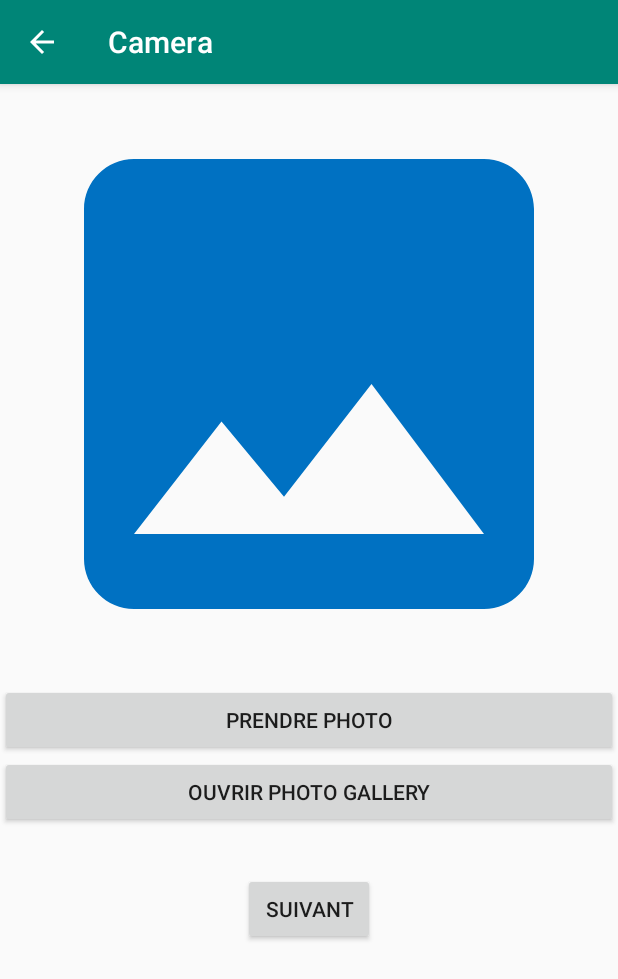
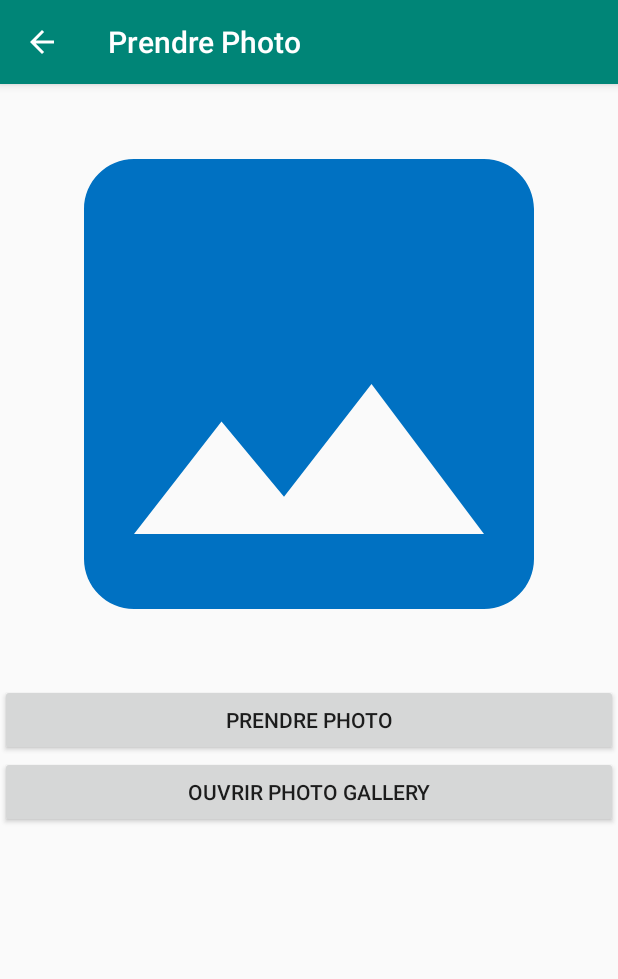
Before and after one commit to Schouketta/ProjetAndroid, an Android app: the screen it shows after launch (Camera before the commit, CameraMainActivity after it), after a tap on "Camera", on a phone screen of 412 x 824 dp. Shown: the top 979 px of the screen. Run offline under Robolectric (Android 15) with nearby library versions, the phone set to English and light mode, and no system bars.

Commit message:
feature Francais/Anglais DONE et Fonctionnel

```diff
--- /dev/null
+++ b/app/src/main/java/fr/android/moi/projetandroid/CameraMainActivity.java
@@ -0,0 +1,139 @@
+package fr.android.moi.projetandroid;
+
+import androidx.annotation.NonNull;
+import androidx.annotation.Nullable;
+import androidx.appcompat.app.AppCompatActivity;
+
+import android.Manifest;
+import android.content.ContentValues;
+import android.content.Intent;
+import android.content.pm.PackageManager;
+import android.net.Uri;
+import android.os.Build;
+import android.os.Bundle;
+import android.provider.MediaStore;
+import android.view.View;
+import android.widget.Button;
+import android.widget.ImageView;
+import android.widget.Toast;
+
+public class CameraMainActivity extends AppCompatActivity {
+
+    public static final String EXTRA_PHOTO = "fr.android.moi.projetandroid.extra.EXTRA_PHOTO";
+
+    Button btnPrendrePhoto;
+    ImageView imageViewCamera;
+    private static final int PERMISSION_CODE = 1000;
+    private static final int IMAGE_CAPTURE_CODE = 1001;
+
+    Button btnOpenGallery;
+    private static final int PICK_IMAGE = 100;
+
+    Uri image_uri;
+
+
+    @Override
+    protected void onCreate(Bundle savedInstanceState) {
+        super.onCreate(savedInstanceState);
+        setContentView(R.layout.activity_camera_main);
+
+        imageViewCamera = (ImageView) findViewById(R.id.imageViewCamera);
+        btnPrendrePhoto = (Button) findViewById(R.id.btnPrendrePhoto);
+        btnOpenGallery = (Button) findViewById(R.id.btnOpenGallery);
+
+
+        //Bouton click
+        btnPrendrePhoto.setOnClickListener(new View.OnClickListener() {
+            @Override
+            public void onClick(View view) {
+                //si le systeme OS est >= marshmallow, request runtime pemrission
+                if(Build.VERSION.SDK_INT >= Build.VERSION_CODES.M)
+                {
+                    if(checkSelfPermission(Manifest.permission.CAMERA)==
+                            PackageManager.PERMISSION_DENIED ||
+                            checkSelfPermission(Manifest.permission.WRITE_EXTERNAL_STORAGE) ==
+                                    PackageManager.PERMISSION_DENIED)
+                    {
+                        //Permission not enabled, request it
+                        String[] permission = {Manifest.permission.CAMERA, Manifest.permission.WRITE_EXTERNAL_STORAGE};
+                        //show popup to request permission
+                        requestPermissions(permission,PERMISSION_CODE );
+
+                    }
+                    else{
+                        //permission already
+                        openCamera();
+
+                    }
+                }
+                else{
+                    //system os < marshmallow
+                    openCamera();
+                }
+            }
+        });
+
+        btnOpenGallery.setOnClickListener(new View.OnClickListener() {
+            @Override
+            public void onClick(View view) {
+                openGallery();
+            }
+        });
+    }
+
+    private void openGallery(){
+        Intent gallery = new Intent (Intent.ACTION_PICK, MediaStore.Images.Media.INTERNAL_CONTENT_URI);
+        startActivityForResult(gallery, PICK_IMAGE);
+    }
+
+
+    private void openCamera(){
+
+        ContentValues values = new ContentValues();
+        values.put(MediaStore.Images.Media.TITLE, "New Picture");
+        values.put(MediaStore.Images.Media.DESCRIPTION, "From Camera");
+        image_uri=getContentResolver().insert(MediaStore.Images.Media.EXTERNAL_CONTENT_URI, values);
+        //Camera intent
+        Intent cameraIntent = new Intent (MediaStore.ACTION_IMAGE_CAPTURE);
+        cameraIntent.putExtra(MediaStore.EXTRA_OUTPUT, image_uri);
+        startActivityForResult(cameraIntent,IMAGE_CAPTURE_CODE);
+    }
+
+
+    //Gestion permission result
+    @Override
+    public void onRequestPermissionsResult(int requestCode, @NonNull String[] permissions, @NonNull int[] grantResults) {
+        super.onRequestPermissionsResult(requestCode, permissions, grantResults);
+
+        switch(requestCode){
+            case PERMISSION_CODE :{
+                if(grantResults.length > 0 && grantResults[0] ==
+                        PackageManager.PERMISSION_GRANTED){
+                    //permission from popup was granted
+                    openCamera();
+                }
+                else
+                {
+                    //permission from popup was denied
+                    Toast.makeText(this,"Permission denied", Toast.LENGTH_SHORT).show();
+                }
+            }
+        }
+    }
+
+
+    @Override
+    protected void onActivityResult(int requestCode, int resultCode, @Nullable Intent data) {
+        super.onActivityResult(requestCode, resultCode, data);
+
+
+        //PICk_IMAGE sert à savoir si on a bien ouvert la galerie
+        if(resultCode == RESULT_OK && requestCode == PICK_IMAGE){
+            //l'image sur laquelle on clique dans la galerie devient l'image selectionnée
+            image_uri=data.getData();
+            imageViewCamera.setImageURI(image_uri); //L'image affichée dans ImageView
+
+        }
+    }
+
+}
--- a/app/src/main/java/fr/android/moi/projetandroid/MainActivity.java
+++ b/app/src/main/java/fr/android/moi/projetandroid/MainActivity.java
@@ -105,7 +105,7 @@ public class MainActivity extends AppCompatActivity {
 
     public void cameraOnClick(View view)
     {
-        Intent intent = new Intent(this, Camera.class);
+        Intent intent = new Intent(this, CameraMainActivity.class);
         startActivity(intent); //lance le passage à l'activity Camera
     }
 
--- /dev/null
+++ b/app/src/main/res/layout/activity_camera_main.xml
@@ -0,0 +1,33 @@
+<?xml version="1.0" encoding="utf-8"?>
+<LinearLayout xmlns:android="http://schemas.android.com/apk/res/android"
+    xmlns:app="http://schemas.android.com/apk/res-auto"
+    xmlns:tools="http://schemas.android.com/tools"
+    android:layout_width="match_parent"
+    android:layout_height="match_parent"
+    tools:context=".CameraMainActivity"
+    android:orientation="vertical"
+    android:gravity="center_horizontal">
+
+    <ImageView
+        android:id="@+id/imageViewCamera"
+        android:scaleType="centerCrop"
+        android:src="@drawable/ic_image_black_24dp"
+        android:layout_width="400dp"
+        android:layout_height="400dp" />
+
+    <!-- Bouton pour prendre une photo -->
+    <Button
+        android:id="@+id/btnPrendrePhoto"
+        android:text="@string/prendre_photo"
+        android:layout_width="match_parent"
+        android:layout_height="wrap_content"/>
+
+    <Button
+        android:id="@+id/btnOpenGallery"
+        android:text="@string/ouvrir_photo_gallery"
+        android:layout_width="match_parent"
+        android:layout_height="wrap_content"/>
+
+
+
+</LinearLayout>
```
Also changed, not shown: app/src/main/AndroidManifest.xml (+7 -9 lines), app/src/main/res/layout/activity_main.xml (+4 -4 lines), app/src/main/res/values/strings.xml (+6 -1 lines), app/build.gradle (line endings or trailing spaces), 2 other files.
